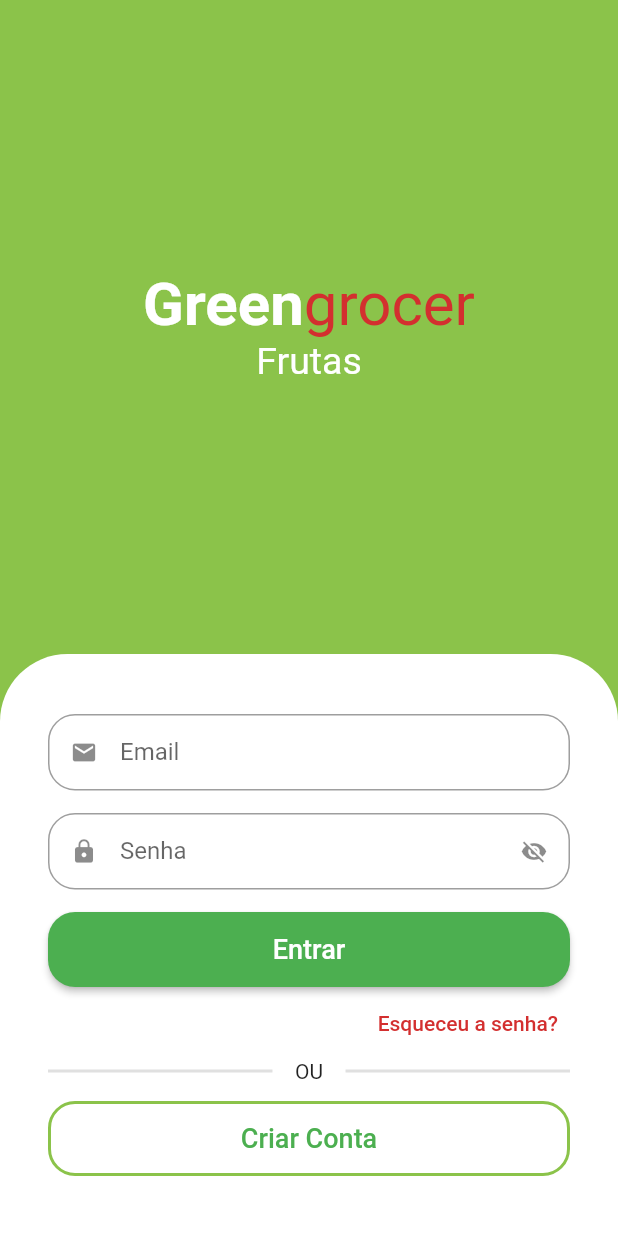
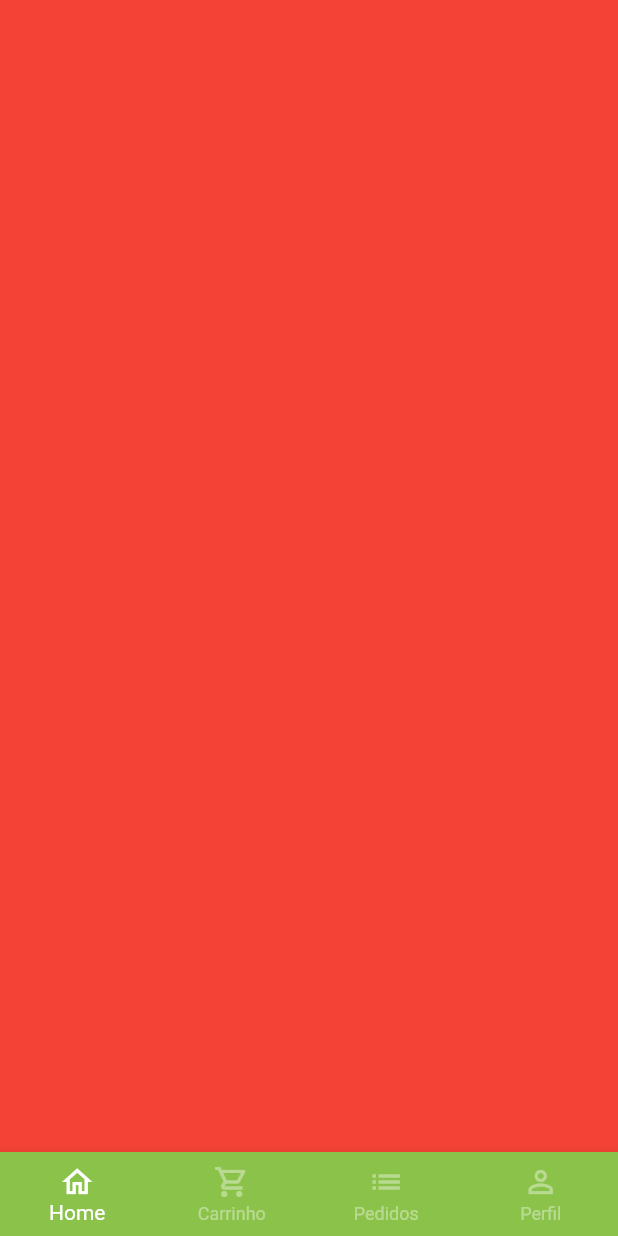
Before and after one commit to TiagoTinoco/GreenGrocer, a Flutter app: the screen it shows after launch, after a tap on "Entrar", on a phone screen of 412 x 824 dp. Run offline on Flutter 3.47's test engine with Material 2 defaults, Android fonts, the phone set to English and light mode, and no system bars; drawn by our look-alikes of animated_text_kit; our stand-ins replace mask_text_input_formatter.

Commit message:
Create Sctructure BottomNavigationBar on the BaseScreen

```diff
--- a/lib/src/auth/sign_in_screen.dart
+++ b/lib/src/auth/sign_in_screen.dart
@@ -2,6 +2,7 @@ import 'package:animated_text_kit/animated_text_kit.dart';
 import 'package:flutter/material.dart';
 import 'package:greengrocer/src/auth/components/custom_text_field.dart';
 import 'package:greengrocer/src/auth/sign_up_screen.dart';
+import 'package:greengrocer/src/base/base_screen.dart';
 import 'package:greengrocer/src/config/custom_colors.dart';
 
 class SignInScreen extends StatelessWidget {
@@ -99,7 +100,13 @@ class SignInScreen extends StatelessWidget {
                           "Entrar",
                           style: TextStyle(fontSize: 18),
                         ),
-                        onPressed: () {},
+                        onPressed: () {
+                          Navigator.of(context).pushReplacement(
+                            MaterialPageRoute(
+                              builder: ((context) => BaseScreen()),
+                            ),
+                          );
+                        },
                       ),
                     ),
                     Align(
--- /dev/null
+++ b/lib/src/base/base_screen.dart
@@ -0,0 +1,62 @@
+import 'package:flutter/material.dart';
+import 'package:greengrocer/src/config/custom_colors.dart';
+
+class BaseScreen extends StatefulWidget {
+  const BaseScreen({super.key});
+
+  @override
+  State<BaseScreen> createState() => _BaseScreenState();
+}
+
+class _BaseScreenState extends State<BaseScreen> {
+  int currentIndex = 0;
+  final pageController = PageController();
+
+  @override
+  Widget build(BuildContext context) {
+    return Scaffold(
+      body: PageView(
+        physics: const NeverScrollableScrollPhysics(),
+        controller: pageController,
+        children: [
+          // Examples
+          Container(color: Colors.red),
+          Container(color: Colors.blue),
+          Container(color: Colors.yellow),
+          Container(color: Colors.purple),
+        ],
+      ),
+      bottomNavigationBar: BottomNavigationBar(
+        currentIndex: currentIndex,
+        onTap: (index) => {
+          setState(() {
+            currentIndex = index;
+            pageController.jumpToPage(index);
+          })
+        },
+        type: BottomNavigationBarType.fixed,
+        backgroundColor: CustomColors.customSwatchColor,
+        selectedItemColor: Colors.white,
+        unselectedItemColor: Colors.white.withAlpha(100),
+        items: const [
+          BottomNavigationBarItem(
+            icon: Icon(Icons.home_outlined),
+            label: "Home",
+          ),
+          BottomNavigationBarItem(
+            icon: Icon(Icons.shopping_cart_outlined),
+            label: "Carrinho",
+          ),
+          BottomNavigationBarItem(
+            icon: Icon(Icons.list),
+            label: "Pedidos",
+          ),
+          BottomNavigationBarItem(
+            icon: Icon(Icons.person_outline),
+            label: "Perfil",
+          ),
+        ],
+      ),
+    );
+  }
+}
```
